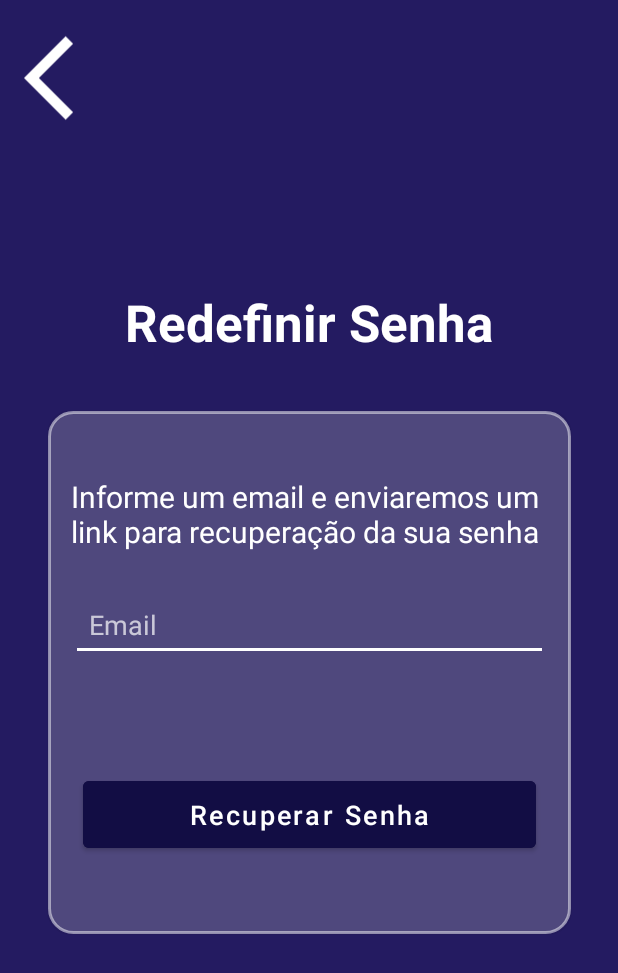
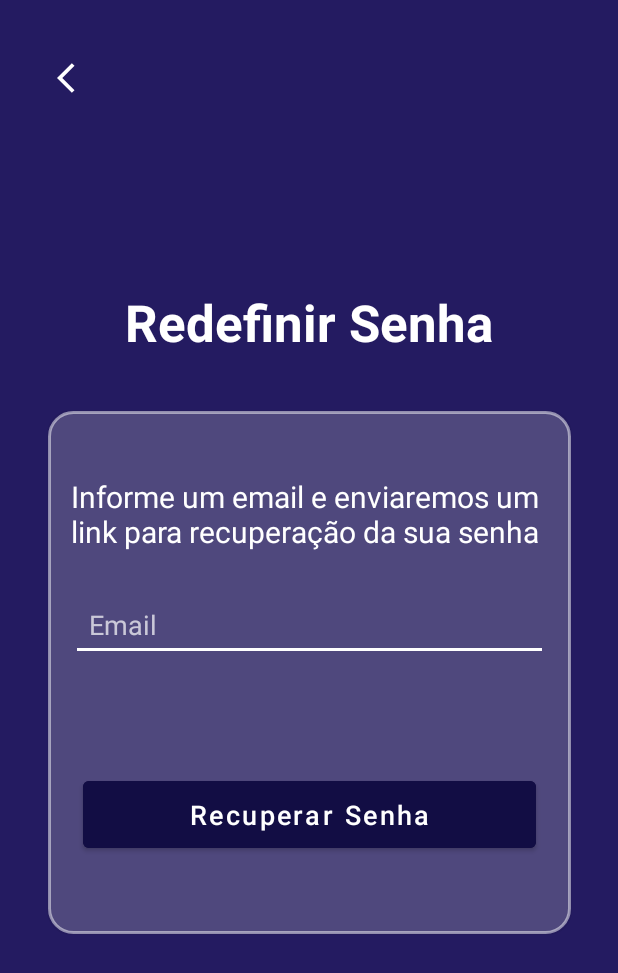
Before and after one commit to RayssaFL/Scientia, an Android app: the TelaRedefinirSenha_User screen opened directly, with no data from a screen before it, on a phone screen of 412 x 824 dp. Shown: the top 973 px of the screen. Run offline under Robolectric (Android 15) with nearby library versions, the phone set to English and light mode, and no system bars.

Commit message:
TelaRedefinirSenhaUser-Corrigida

```diff
--- a/app/src/main/java/com/example/scientia/TelaRedefinirSenha_User.kt
+++ b/app/src/main/java/com/example/scientia/TelaRedefinirSenha_User.kt
@@ -25,17 +25,12 @@ class TelaRedefinirSenha_User : AppCompatActivity() {
         email = findViewById(R.id.emailBuscaUser)
         btnrs = findViewById(R.id.buttonRedSenhaUser)
         btnV = findViewById(R.id.bottonVoltar)
-
     }
 
     override fun onStart() {
         super.onStart()
-        btnrs.setOnClickListener {
-            validarEmail()
-        }
-        btnV.setOnClickListener {
-            voltar()
-        }
+        btnrs.setOnClickListener { validarEmail() }
+        btnV.setOnClickListener { voltar() }
     }
 
     private fun validarEmail() {
@@ -43,11 +38,9 @@ class TelaRedefinirSenha_User : AppCompatActivity() {
 
         if (emailTexto.isEmpty()) {
             Toast.makeText(this, "Preencha o campo", Toast.LENGTH_SHORT).show()
-        }
-        else if (emailTexto == "oioioi@gmail.com") {
+        } else if (emailTexto == "oioioi@gmail.com") {
             mostrarPopupLinkEnviado()
-        }
-        else {
+        } else {
             Toast.makeText(this, "E-mail Inválido", Toast.LENGTH_SHORT).show()
         }
     }
@@ -64,8 +57,10 @@ class TelaRedefinirSenha_User : AppCompatActivity() {
             }
             .show()
     }
-    private fun voltar(){
-        var arrowback = Intent(this, TelaLogin_User::class.java)
+
+    private fun voltar() {
+        val arrowback = Intent(this, TelaLogin_User::class.java)
         startActivity(arrowback)
+        finish()
     }
 }
--- a/app/src/main/res/layout/activity_tela_redefinir_senha_user.xml
+++ b/app/src/main/res/layout/activity_tela_redefinir_senha_user.xml
@@ -1,5 +1,6 @@
 <?xml version="1.0" encoding="utf-8"?>
-<androidx.constraintlayout.widget.ConstraintLayout xmlns:android="http://schemas.android.com/apk/res/android"
+<androidx.constraintlayout.widget.ConstraintLayout
+    xmlns:android="http://schemas.android.com/apk/res/android"
     xmlns:app="http://schemas.android.com/apk/res-auto"
     xmlns:tools="http://schemas.android.com/tools"
     android:id="@+id/main"
@@ -8,16 +9,16 @@
     android:background="#241B61"
     tools:context=".TelaRedefinirSenha_User">
 
-    <ImageView
+    <ImageButton
         android:id="@+id/bottonVoltar"
         android:layout_width="67dp"
         android:layout_height="72dp"
         android:layout_margin="16dp"
         android:background="?attr/selectableItemBackgroundBorderless"
         android:contentDescription="Voltar"
+        android:src="@drawable/ic_arrow_back"
         app:layout_constraintStart_toStartOf="parent"
-        app:layout_constraintTop_toTopOf="parent"
-        app:srcCompat="@drawable/ic_arrow_back" />
+        app:layout_constraintTop_toTopOf="parent" />
 
     <TextView
         android:id="@+id/TituloRedSenhaUser"
@@ -26,7 +27,7 @@
         android:layout_marginTop="100dp"
         android:gravity="center"
         android:text="Redefinir Senha"
-        android:textColor="@color/white"
+        android:textColor="@android:color/white"
         android:textSize="34sp"
         android:textStyle="bold"
         app:layout_constraintEnd_toEndOf="parent"
@@ -34,6 +35,7 @@
         app:layout_constraintTop_toBottomOf="@id/bottonVoltar" />
 
     <androidx.cardview.widget.CardView
+        android:id="@+id/cardLayout"
         android:layout_width="350dp"
         android:layout_height="350dp"
         android:layout_margin="32dp"
@@ -44,7 +46,7 @@
         app:layout_constraintEnd_toEndOf="parent"
         app:layout_constraintStart_toStartOf="parent"
         app:layout_constraintTop_toBottomOf="@id/TituloRedSenhaUser"
-        app:layout_constraintVertical_bias="0.0" >
+        app:layout_constraintVertical_bias="0.0">
 
         <LinearLayout
             android:layout_width="match_parent"
@@ -63,7 +65,7 @@
                 android:layout_marginBottom="24dp"
                 android:gravity="start"
                 android:text="Informe um email e enviaremos um link para recuperação da sua senha"
-                android:textColor="@color/white"
+                android:textColor="@android:color/white"
                 android:textSize="20sp" />
 
             <EditText
@@ -72,12 +74,11 @@
                 android:layout_height="wrap_content"
                 android:layout_marginTop="0dp"
                 android:layout_marginBottom="24dp"
-                android:backgroundTint="@color/white"
-                android:ems="10"
+                android:backgroundTint="@android:color/white"
                 android:hint="Email"
                 android:inputType="textEmailAddress"
                 android:padding="12dp"
-                android:textColor="@color/white"
+                android:textColor="@android:color/white"
                 android:textColorHint="#B3FFFFFF" />
 
             <Button
@@ -92,9 +93,10 @@
                 android:padding="10dp"
                 android:text="Recuperar Senha"
                 android:textAllCaps="false"
-                android:textColor="@color/white"
+                android:textColor="@android:color/white"
                 android:textSize="18sp" />
 
         </LinearLayout>
     </androidx.cardview.widget.CardView>
+
 </androidx.constraintlayout.widget.ConstraintLayout>
```
